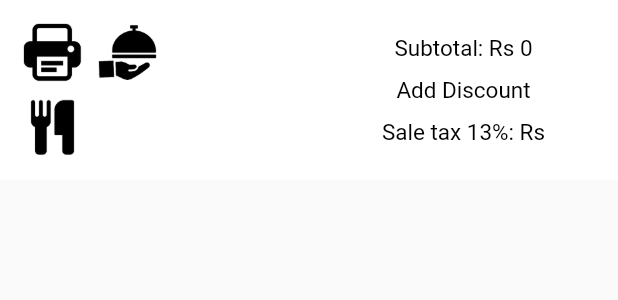
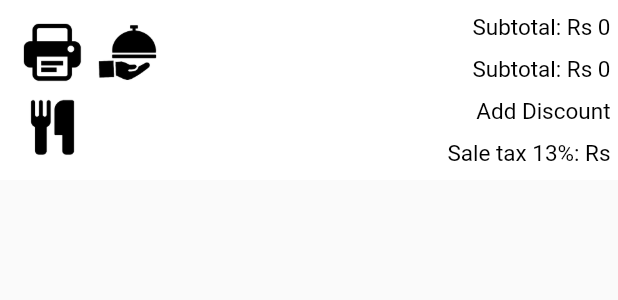
Before and after one commit to bilalali45/revaki, a Flutter app: the Additemview widget shown alone on an empty page, opened directly, on a phone screen of 412 x 824 dp. Shown: the top 300 px of the screen. Run offline on Flutter 3.47's test engine with Material 2 defaults, Android fonts, the phone set to English and light mode, and no system bars; our stand-ins replace dio, font_awesome_flutter, get; network calls fail.

Commit message:
update viewlist

```diff
--- a/lib/widgets/ItemAddlist.dart
+++ b/lib/widgets/ItemAddlist.dart
@@ -357,27 +357,43 @@ Widget _submitButton(BuildContext context) {
                           ),
                         ),
                         Expanded(
+
                           child: Container(
-                                child : Column(
-                                    children: <Widget>[
-                                      Padding(
+                              child : Column(
+                                  children: <Widget>[
+                                    Align(
+                                      alignment: Alignment.centerRight,
+                                      child: Padding(
                                         padding: const EdgeInsets.all(5.0),
                                         child: Text('Subtotal: Rs 0',
                                             style: TextStyle(
                                                 fontSize: 15, color: Colors.black)),
                                       ),
-                                      Padding(
+                                    ),
+                                      Align(
+                                      alignment: Alignment.centerRight,
+                                      child: Padding(
                                         padding: const EdgeInsets.all(5.0),
+                                        child: Text('Subtotal: Rs 0',
+                                            style: TextStyle(
+                                                fontSize: 15, color: Colors.black)),
+                                      )),
+                                        Align(
+                                        alignment: Alignment.centerRight,
+                                        child: Padding(
+                                          padding: const EdgeInsets.all(5.0),
                                         child: Text('Add Discount',
                                             style: TextStyle(
                                                 fontSize: 15, color: Colors.black)),
-                                      ),
-                                      Padding(
+                                      )),
+                                      Align(
+                                      alignment: Alignment.centerRight,
+                                      child: Padding(
                                         padding: const EdgeInsets.all(5.0),
                                         child: Text('Sale tax 13%: Rs',
                                             style: TextStyle(
                                                 fontSize: 15, color: Colors.black)),
-                                      ),
+                                      )),
 
                                     ]
                                 )
--- a/lib/widgets/PopularFoodsWidget.dart
+++ b/lib/widgets/PopularFoodsWidget.dart
@@ -226,8 +226,8 @@ class PopularFoodItems extends StatelessWidget {
     return GridView.builder(
       itemCount:dishModelList?.length ?? 0,
       gridDelegate: SliverGridDelegateWithFixedCrossAxisCount(
-          crossAxisCount: 4),
-      itemBuilder: (BuildContext context, int index) {
+          crossAxisCount: 3),
+         itemBuilder: (BuildContext context, int index) {
         var model=dishModelList![index];
         return  PopularFoodTiles(model!);
       });
```
Also changed, not shown: lib/Screens/HomePage.dart (+46 -10 lines), lib/widgets/TopMenus.dart (+15 -10 lines).
